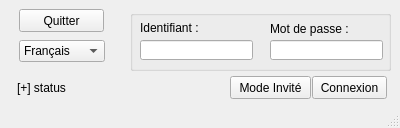
iReDxFuSiOnz/urbex, file Urbex/urbex/mainwindow.ui: the form before one commit.
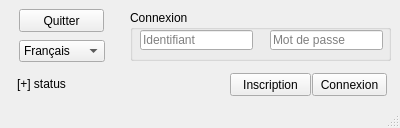
The form after the commit. Icons and pictures are not drawn.

Commit message: ajout de la fonctionnalité "inscription"

Patch:
```diff
--- a/Urbex/urbex/mainwindow.ui
+++ b/Urbex/urbex/mainwindow.ui
@@ -33,30 +33,17 @@
       <x>130</x>
       <y>10</y>
       <width>261</width>
-      <height>61</height>
+      <height>51</height>
      </rect>
     </property>
     <property name="title">
-     <string/>
+     <string>Connexion</string>
     </property>
-    <widget class="QLabel" name="label_id">
-     <property name="geometry">
-      <rect>
-       <x>10</x>
-       <y>10</y>
-       <width>111</width>
-       <height>16</height>
-      </rect>
-     </property>
-     <property name="text">
-      <string>Identifiant :</string>
-     </property>
-    </widget>
     <widget class="QLineEdit" name="lineEditLOGIN">
      <property name="geometry">
       <rect>
        <x>10</x>
-       <y>30</y>
+       <y>20</y>
        <width>113</width>
        <height>20</height>
       </rect>
@@ -68,27 +55,14 @@
       <string/>
      </property>
      <property name="placeholderText">
-      <string/>
-     </property>
-    </widget>
-    <widget class="QLabel" name="label_mdp">
-     <property name="geometry">
-      <rect>
-       <x>140</x>
-       <y>10</y>
-       <width>111</width>
-       <height>17</height>
-      </rect>
-     </property>
-     <property name="text">
-      <string>Mot de passe :</string>
+      <string>Identifiant</string>
      </property>
     </widget>
     <widget class="QLineEdit" name="lineEditMDP">
      <property name="geometry">
       <rect>
        <x>140</x>
-       <y>30</y>
+       <y>20</y>
        <width>113</width>
        <height>20</height>
       </rect>
@@ -103,7 +77,7 @@
       <enum>QLineEdit::Password</enum>
      </property>
      <property name="placeholderText">
-      <string/>
+      <string>Mot de passe</string>
      </property>
     </widget>
    </widget>
@@ -111,7 +85,7 @@
     <property name="geometry">
      <rect>
       <x>17</x>
-      <y>80</y>
+      <y>76</y>
       <width>241</width>
       <height>16</height>
      </rect>
@@ -124,7 +98,7 @@
     <property name="geometry">
      <rect>
       <x>312</x>
-      <y>76</y>
+      <y>73</y>
       <width>75</width>
       <height>23</height>
      </rect>
@@ -137,13 +111,13 @@
     <property name="geometry">
      <rect>
       <x>230</x>
-      <y>76</y>
+      <y>73</y>
       <width>81</width>
       <height>23</height>
      </rect>
     </property>
     <property name="text">
-     <string>Mode Invité</string>
+     <string>Inscription</string>
     </property>
    </widget>
    <widget class="QComboBox" name="comboBox">
```
Left out of the diff: 2 changed lines with no effect on the pictures. The commit also changes 4 other files.
